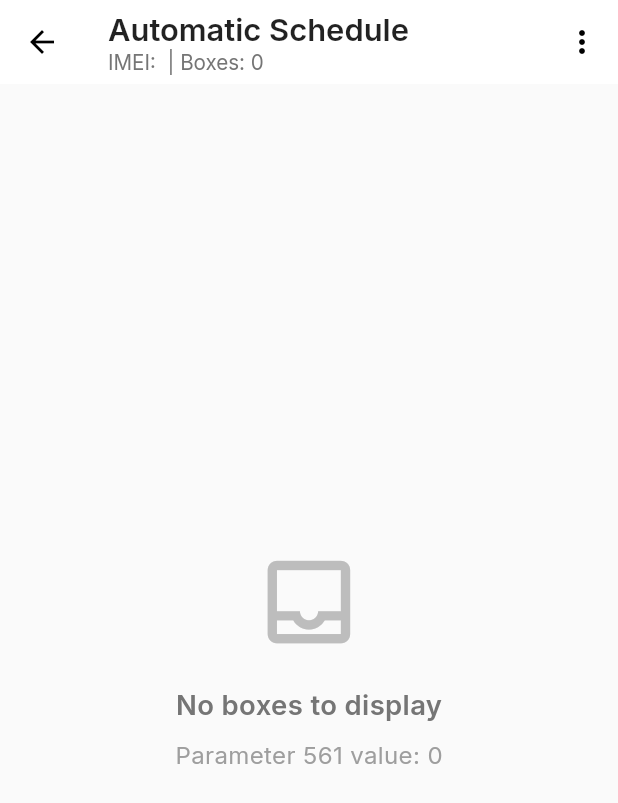
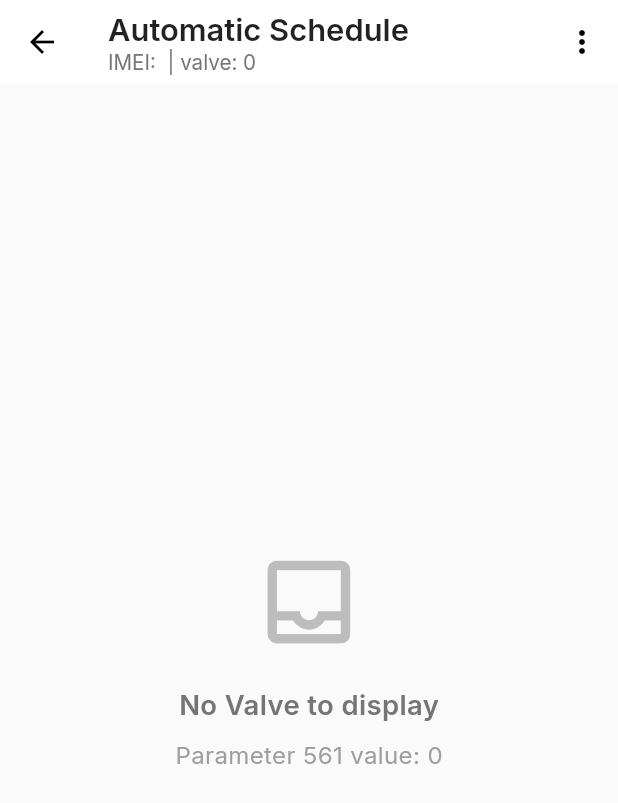
Before and after one commit to alonevaibhav/solar-master, a Flutter app: the ModbusParametersView screen opened by its route, on a phone screen of 412 x 824 dp. Shown: the top 803 px of the screen. Run offline on Flutter 3.47's test engine with Material 3 defaults, Android fonts, the phone set to English and light mode, and no system bars; our stand-ins replace dropdown_button2, fl_chart, flutter_local_notifications, flutter_screenutil, fluttertoast, get and 7 more; missing offline and left inert: mqtt_client; accounts and stored records are empty.

Commit message:
Done for the day

```diff
--- a/lib/Controller/Inspector/plant_info_controller.dart
+++ b/lib/Controller/Inspector/plant_info_controller.dart
@@ -127,7 +127,7 @@ class PlantInfoController extends GetxController {
 
   // Add these variables to your existing controller class
   final RxBool isNavigating = false.obs;
-  final RxString loadingPlantId = ''.obs; // Track which plant is loading
+  final RxString loadingPlantId = ''.obs;
 
 // Modified viewPlantDetails method
   Future<void> viewPlantDetails(int plantId) async {
--- a/lib/Route Manager/app_routes.dart
+++ b/lib/Route Manager/app_routes.dart
@@ -238,29 +238,21 @@ class AppRoutes {
       name: automaticSchedule,
       page: () => ModbusParametersView(),
       binding: AppBindings(),
-      transition: Transition.rightToLeft,
-      transitionDuration: const Duration(milliseconds: 300),
     ),
     GetPage(
       name: manualSchedule,
       page: () => ManualSchedule(),
       binding: AppBindings(),
-      transition: Transition.rightToLeft,
-      transitionDuration: const Duration(milliseconds: 300),
     ),
     GetPage(
       name: settingPageRoute,
       page: () => SchedulePage(),
       binding: AppBindings(),
-      transition: Transition.rightToLeft,
-      transitionDuration: const Duration(milliseconds: 300),
     ),
     GetPage(
       name: historyInspector,
       page: () => HistoryInspector(),
       binding: AppBindings(),
-      transition: Transition.rightToLeft,
-      transitionDuration: const Duration(milliseconds: 300),
     ),
 
 
--- a/lib/View/Inspector/schedule/AutomaticSchedule/automatic_schedule.dart
+++ b/lib/View/Inspector/schedule/AutomaticSchedule/automatic_schedule.dart
@@ -39,7 +39,7 @@ class ModbusParametersView extends StatelessWidget {
               ),
             ),
             Obx(() => Text(
-                  'IMEI: ${controller.currentImei.value} | Boxes: ${controller.numberOfBoxes.value}',
+                  'IMEI: ${controller.currentImei.value} | valve: ${controller.numberOfBoxes.value}',
                   style: TextStyle(
                     fontSize: 12.sp,
                     fontWeight: FontWeight.w400,
@@ -93,7 +93,7 @@ class ModbusParametersView extends StatelessWidget {
                   children: [
                     Icon(Icons.settings_applications, size: 18.w),
                     SizedBox(width: 8.w),
-                    Text('Set All Boxes'),
+                    Text('Set All Valve'),
                   ],
                 ),
               ),
@@ -159,7 +159,7 @@ class ModbusParametersView extends StatelessWidget {
           );
         }
 
-        // Check if no boxes to show
+
         if (controller.numberOfBoxes.value == 0) {
           return Center(
             child: Column(
@@ -172,7 +172,7 @@ class ModbusParametersView extends StatelessWidget {
                 ),
                 SizedBox(height: 16.h),
                 Text(
-                  'No boxes to display',
+                  'No Valve to display',
                   style: TextStyle(
                     fontSize: 16.sp,
                     fontWeight: FontWeight.w600,
@@ -191,6 +191,8 @@ class ModbusParametersView extends StatelessWidget {
             ),
           );
         }
+
+
 
         return Column(
           children: [
```
Also changed, not shown: lib/View/Inspector/plant_inspection_view.dart (+15 -11 lines).
